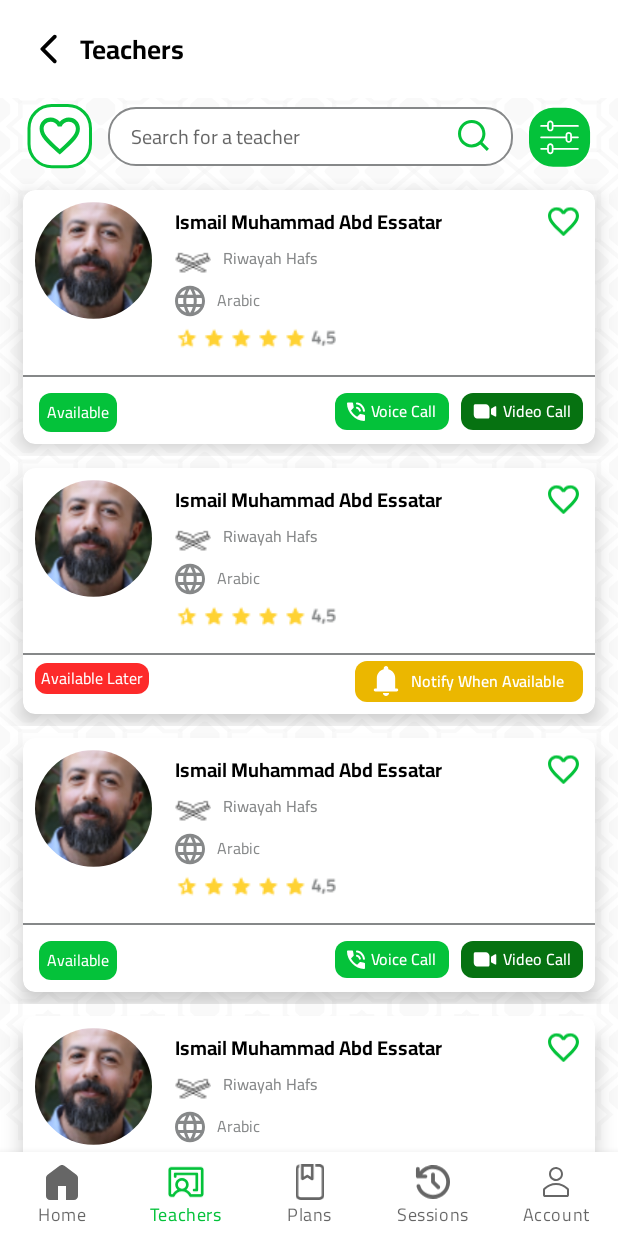
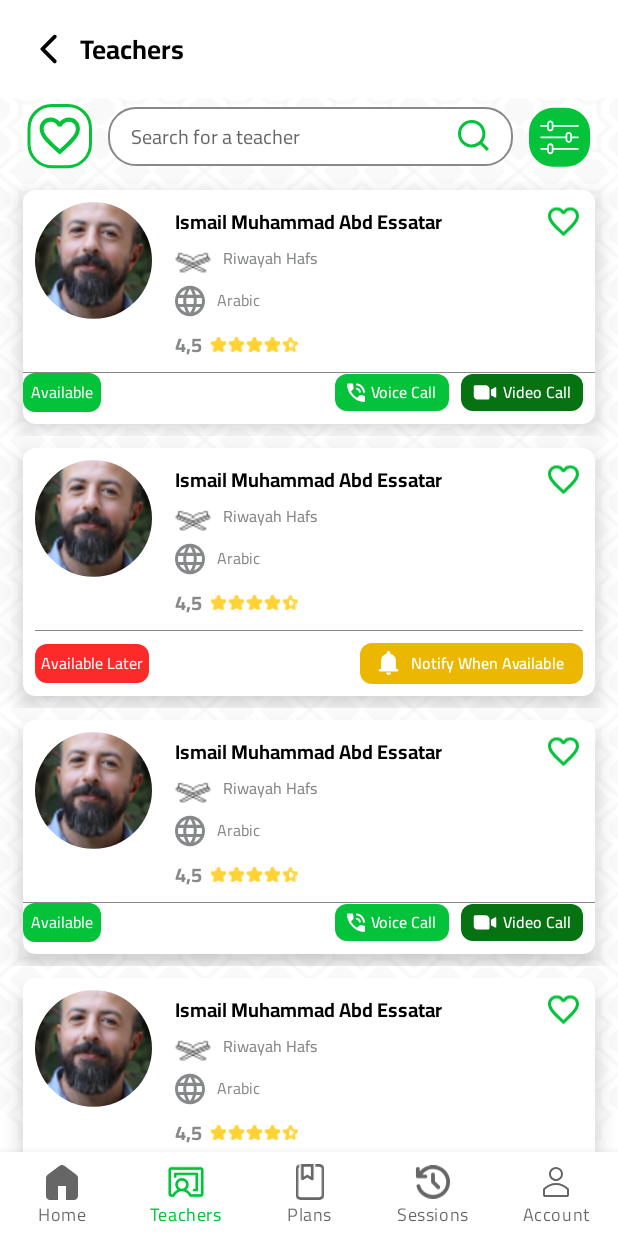
Before and after one commit to yosefmoq/MadinaAcadimic, an Android app: the screen it shows after launch (MainActivity), item 2 of the bottom bar chosen, on a phone screen of 412 x 824 dp. Run offline under Robolectric (Android 15) with nearby library versions, the phone set to English and light mode, and no system bars; our stand-ins replace FlexboxLayout, data binding, navigation-ui, sdp/ssp sizes; libraries missing offline, so code that uses them is left out: antonkozyriatskyi.circularprogressindicator; plain views replace RoundedImageView; 3 statements that could not run were skipped.

Commit message:
Design fixes

```diff
--- a/app/src/main/java/com/madinaAcadimic/app/activities/ChangePasswordActivity.kt
+++ b/app/src/main/java/com/madinaAcadimic/app/activities/ChangePasswordActivity.kt
@@ -31,7 +31,6 @@ class ChangePasswordActivity : AppCompatActivity() {
                 }else if(confirmPassword == newPassword){
                     activityChangePasswordBinding.etConfirmPassword.background = ContextCompat.getDrawable(this@ChangePasswordActivity,R.drawable.bg_edit_text_regular_green)
                     activityChangePasswordBinding.tvError.visibility = View.GONE
-
                 }else{
                     activityChangePasswordBinding.etConfirmPassword.background = ContextCompat.getDrawable(this@ChangePasswordActivity,R.drawable.bg_edit_text_regular_red)
                     activityChangePasswordBinding.tvError.visibility = View.VISIBLE
--- /dev/null
+++ b/app/src/main/res/drawable/bg_circle.xml
@@ -0,0 +1,4 @@
+<?xml version="1.0" encoding="utf-8"?>
+<shape android:shape="oval" xmlns:android="http://schemas.android.com/apk/res/android">
+
+</shape>
--- a/app/src/main/res/drawable/ic_notify.xml
+++ b/app/src/main/res/drawable/ic_notify.xml
@@ -1,6 +1,6 @@
 <vector xmlns:android="http://schemas.android.com/apk/res/android"
-    android:width="17dp"
-    android:height="20dp"
+    android:width="14dp"
+    android:height="16dp"
     android:viewportWidth="17"
     android:viewportHeight="20">
   <path
--- /dev/null
+++ b/app/src/main/res/drawable/rating_bar_states_small.xml
@@ -0,0 +1,16 @@
+<?xml version="1.0" encoding="utf-8"?>
+<layer-list xmlns:android="http://schemas.android.com/apk/res/android">
+
+    <item android:id="@android:id/background"
+        android:drawable="@drawable/ic_star_outline_indent_small"
+        />
+
+
+    <item android:id="@android:id/secondaryProgress"
+        android:drawable="@drawable/ic_star_outline_indent_small" />
+
+
+    <item android:id="@android:id/progress"
+        android:drawable="@drawable/star_filled_indent_small" />
+
+</layer-list>
--- a/app/src/main/res/layout/activity_change_password.xml
+++ b/app/src/main/res/layout/activity_change_password.xml
@@ -95,6 +95,7 @@
         android:layout_marginHorizontal="@dimen/_16sdp"
         android:background="@drawable/bg_green_button"
         android:fontFamily="@font/cairo_bold"
+        android:textAllCaps="false"
         android:text="@string/change_password"
         android:textColor="@color/white"
         android:textSize="@dimen/_11sdp"
--- a/app/src/main/res/layout/activity_phone_verification.xml
+++ b/app/src/main/res/layout/activity_phone_verification.xml
@@ -47,6 +47,7 @@
             android:layout_marginHorizontal="@dimen/_12sdp"
             android:layout_marginTop="@dimen/_19sdp"
             android:background="@drawable/bg_green_button"
+            android:textAllCaps="false"
             android:fontFamily="@font/cairo_bold"
             android:text="@string/verification"
             android:textColor="@color/white"
--- a/app/src/main/res/layout/activity_signup.xml
+++ b/app/src/main/res/layout/activity_signup.xml
@@ -66,6 +66,7 @@
             android:layout_marginTop="@dimen/_18sdp"
             android:background="@drawable/bg_green_button"
             android:fontFamily="@font/cairo_bold"
+            android:textAllCaps="false"
             android:text="@string/register_now"
             android:textColor="@color/white"
             android:textSize="@dimen/_11sdp"
--- a/app/src/main/res/layout/fragment_add_plan.xml
+++ b/app/src/main/res/layout/fragment_add_plan.xml
@@ -164,6 +164,7 @@
         android:text="@string/naxt"
         android:textSize="@dimen/_13ssp"
         android:textColor="@color/white"
+        android:textAllCaps="false"
         android:fontFamily="@font/cairo_extra_bold"
         android:background="@drawable/bg_green_button"
         android:layout_marginHorizontal="@dimen/_28sdp"
--- a/app/src/main/res/layout/fragment_main.xml
+++ b/app/src/main/res/layout/fragment_main.xml
@@ -347,6 +347,7 @@
             android:id="@+id/rvPlans"
             android:layout_width="0dp"
             android:layout_height="wrap_content"
+            android:nestedScrollingEnabled="false"
             android:layout_marginTop="12dp"
             app:layoutManager="androidx.recyclerview.widget.LinearLayoutManager"
             app:layout_constraintEnd_toEndOf="parent"
--- a/app/src/main/res/layout/item_teacher_row.xml
+++ b/app/src/main/res/layout/item_teacher_row.xml
@@ -38,8 +38,9 @@
                 android:textColor="@color/white"
                 android:textSize="@dimen/_8ssp"
                 android:visibility="gone"
+                app:layout_constraintBottom_toBottomOf="@+id/tvNotifyMe"
                 app:layout_constraintEnd_toEndOf="parent"
-                app:layout_constraintTop_toTopOf="@+id/tvAvailable" />
+                app:layout_constraintTop_toTopOf="@+id/tvNotifyMe" />
 
             <TextView
                 android:id="@+id/tvCall"
@@ -56,8 +57,9 @@
                 android:textColor="@color/white"
                 android:textSize="@dimen/_8ssp"
                 android:visibility="gone"
+                app:layout_constraintBottom_toBottomOf="@+id/tvNotifyMe"
                 app:layout_constraintEnd_toStartOf="@+id/tvVideoCall"
-                app:layout_constraintTop_toTopOf="@+id/tvAvailable" />
+                app:layout_constraintTop_toTopOf="@+id/tvNotifyMe" />
 
             <com.makeramen.roundedimageview.RoundedImageView
                 android:id="@+id/imageView1"
@@ -123,24 +125,43 @@
                 app:layout_constraintStart_toStartOf="@+id/textView38"
                 app:layout_constraintTop_toBottomOf="@+id/textView38" />
 
-            <ImageView
-                android:id="@+id/imageView20"
+
+            <TextView
+                android:id="@+id/textView32"
                 android:layout_width="wrap_content"
                 android:layout_height="wrap_content"
-                android:layout_marginTop="2dp"
+                android:layout_marginTop="5dp"
+                android:fontFamily="@font/cairo_bold"
+                android:text="4,5"
+                android:textColor="@color/sub_text_color"
+                android:textSize="@dimen/_10ssp"
                 app:layout_constraintStart_toStartOf="@+id/textView39"
-                app:layout_constraintTop_toBottomOf="@+id/textView39"
-                app:srcCompat="@drawable/ig_rating" />
+                app:layout_constraintTop_toBottomOf="@+id/textView39" />
+
+            <RatingBar
+                android:id="@+id/ratingBar"
+                style="@style/customRatingBarSmall"
+                android:layout_width="wrap_content"
+                android:layout_height="wrap_content"
+                android:layout_marginStart="@dimen/_3sdp"
+                android:isIndicator="true"
+                android:rating="4.5"
+                android:stepSize="0.5"
+                app:layout_constraintBottom_toBottomOf="@+id/textView32"
+                app:layout_constraintStart_toEndOf="@+id/textView32"
+                app:layout_constraintTop_toTopOf="@+id/textView32" />
+
+
 
             <View
                 android:id="@+id/divider"
-                android:layout_width="match_parent"
-                android:layout_height="1dp"
+                android:layout_width="0dp"
+                android:layout_height="0.5dp"
                 android:layout_marginTop="@dimen/_10sdp"
                 android:background="@color/gray_border_color"
-                app:layout_constraintEnd_toEndOf="parent"
-                app:layout_constraintStart_toStartOf="parent"
-                app:layout_constraintTop_toBottomOf="@+id/imageView20" />
+                app:layout_constraintEnd_toEndOf="@+id/tvNotifyMe"
+                app:layout_constraintStart_toStartOf="@+id/tvAvalibleLater"
+                app:layout_constraintTop_toBottomOf="@+id/ratingBar" />
 
             <TextView
                 android:id="@+id/tvAvalibleLater"
@@ -149,36 +170,36 @@
                 android:layout_marginStart="8dp"
                 android:background="@drawable/bg_red_unavalible"
                 android:paddingHorizontal="@dimen/_3sdp"
+                android:paddingVertical="@dimen/_2sdp"
                 android:text="@string/available_later"
+
                 android:textColor="@color/white"
                 android:textSize="@dimen/_8ssp"
-                app:layout_constraintBottom_toBottomOf="parent"
+                app:layout_constraintBottom_toBottomOf="@+id/tvNotifyMe"
                 app:layout_constraintStart_toStartOf="parent"
-                app:layout_constraintTop_toBottomOf="@+id/divider" />
+                app:layout_constraintTop_toTopOf="@+id/tvNotifyMe" />
 
             <TextView
                 android:id="@+id/tvAvailable"
                 android:layout_width="wrap_content"
                 android:layout_height="wrap_content"
-                android:layout_marginStart="@dimen/_8sdp"
-                android:layout_marginTop="@dimen/_8sdp"
                 android:background="@drawable/bg_text_green"
                 android:paddingHorizontal="@dimen/_4sdp"
                 android:paddingVertical="@dimen/_2sdp"
                 android:text="@string/avalible"
                 android:textColor="@color/white"
                 android:textSize="@dimen/_8ssp"
-                app:layout_constraintStart_toStartOf="parent"
-                app:layout_constraintTop_toBottomOf="@+id/divider" />
+                app:layout_constraintBottom_toBottomOf="@+id/tvNotifyMe"
+                app:layout_constraintStart_toStartOf="@+id/tvAvalibleLater"
+                app:layout_constraintTop_toTopOf="@+id/tvNotifyMe" />
 
             <TextView
                 android:id="@+id/tvNotifyMe"
                 android:layout_width="wrap_content"
                 android:layout_height="wrap_content"
-                android:layout_marginTop="4dp"
+                android:layout_marginTop="@dimen/_6sdp"
                 android:layout_marginEnd="8dp"
                 android:background="@drawable/bg_notify_avalible"
-                android:drawableStart="@drawable/ic_notify"
                 android:drawablePadding="8dp"
                 android:fontFamily="@font/cairo_semi_bold"
                 android:paddingHorizontal="12dp"
@@ -189,7 +210,8 @@
                 android:visibility="visible"
                 app:layout_constraintBottom_toBottomOf="parent"
                 app:layout_constraintEnd_toEndOf="parent"
-                app:layout_constraintTop_toBottomOf="@+id/divider" />
+                app:layout_constraintTop_toBottomOf="@+id/divider"
+                app:drawableStartCompat="@drawable/ic_notify" />
 
         </androidx.constraintlayout.widget.ConstraintLayout>
     </androidx.cardview.widget.CardView>
--- a/app/src/main/res/values/themes.xml
+++ b/app/src/main/res/values/themes.xml
@@ -42,6 +42,14 @@
         <item name="android:maxHeight">25dip</item>
     </style>
 
+    <style name="customRatingBarSmall" parent="Widget.AppCompat.RatingBar">
+        <item name="android:progressDrawable">@drawable/rating_bar_states_small</item>
+        <item name="android:minHeight">10dip</item>
+        <item name="android:maxHeight">10dip</item>
+    </style>
+
+
+
     <style name="tab_text" parent="@android:style/TextAppearance.Widget.TabWidget">
         <item name="android:fontFamily">@font/cairo_bold</item>
         <item name="android:textSize">@dimen/_10ssp</item>
@@ -62,4 +70,6 @@
         <item name="android:background">@drawable/bg_top_radius</item>
     </style>
 
+
+
 </resources>
```
Also changed, not shown: app/src/main/AndroidManifest.xml (+7 -2 lines), app/src/main/java/com/madinaAcadimic/app/activities/SignupActivity.kt (+40 -3 lines), app/src/main/res/drawable/ic_eye.xml (added, +12 -0 lines), app/src/main/res/layout/activity_login_organization.xml (+32 -15 lines), app/src/main/res/layout/activity_login_public.xml (+37 -18 lines), app/src/main/res/layout/activity_register.xml (+61 -19 lines), app/src/main/res/layout/include_phone_number.xml (+6 -6 lines), app/src/main/res/drawable/ic_star_outline_indent_small.png (added), app/src/main/res/drawable/star_filled_indent_small.png (added).
